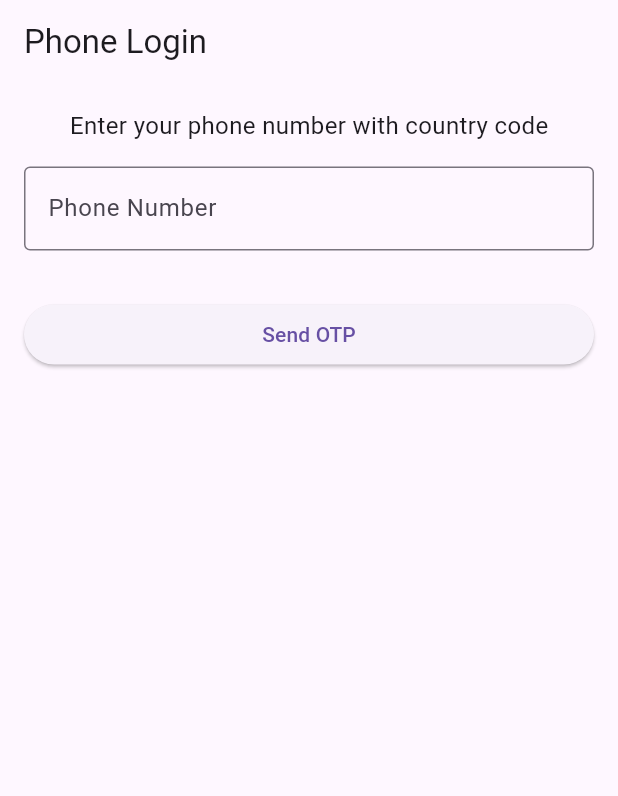
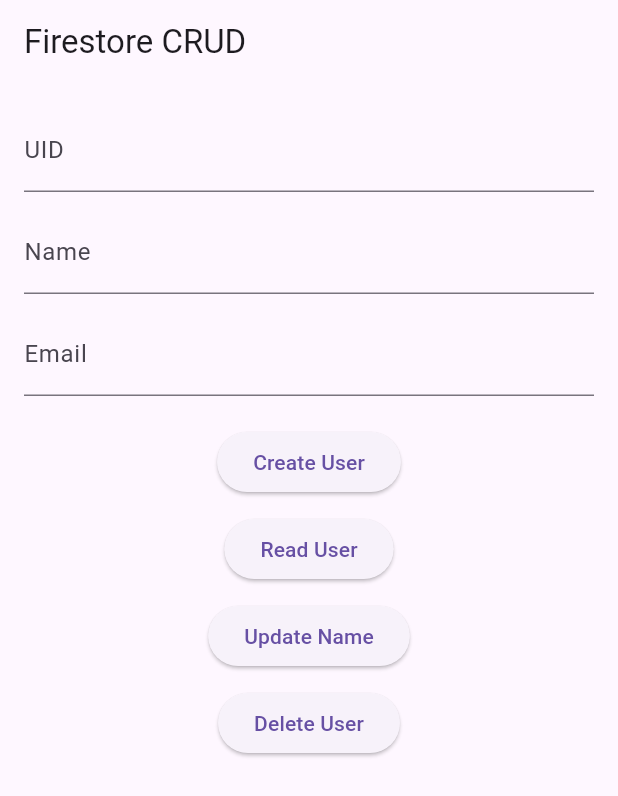
Before and after one commit to UmerFarooqJillani/Firebase-flutter-scratchpad, a Flutter app: the screen it shows after launch, on a phone screen of 412 x 824 dp. Shown: the top 796 px of the screen. Run offline on Flutter 3.47's test engine with Material 3 defaults, Android fonts, the phone set to English and light mode, and no system bars; our stand-ins replace cloud_firestore, firebase_auth, firebase_core, flutter_riverpod; missing offline and left inert: firebase_app_check; accounts and stored records are empty.

Commit message:
Add the Complete CRUD Operation with implementation

```diff
--- /dev/null
+++ b/lib/features/firestore_learning/application/firestore_provider.dart
@@ -0,0 +1,19 @@
+import 'package:firebase_scratchpad/features/firestore_learning/data/firestore_repository.dart';
+import 'package:firebase_scratchpad/services/firebase/firestore_service.dart';
+import 'package:flutter_riverpod/flutter_riverpod.dart';
+import 'package:cloud_firestore/cloud_firestore.dart';
+
+// Provider
+final firestoreProvider = Provider<FirebaseFirestore>((ref) {
+  return FirebaseFirestore.instance;
+});
+
+// Service Provider
+final firestoreServiceProvider = Provider<FirestoreService>((ref) {
+  return FirestoreService(ref.read(firestoreProvider));
+});
+
+// Repository Provider
+final firestoreRepositoryProvider = Provider<FirestoreRepository>((ref) {
+  return FirestoreRepository(ref.read(firestoreServiceProvider));
+});
--- /dev/null
+++ b/lib/features/firestore_learning/data/firestore_repository.dart
@@ -0,0 +1,40 @@
+import 'package:firebase_scratchpad/models/user_profile.dart';
+import 'package:firebase_scratchpad/services/firebase/firestore_service.dart';
+
+class FirestoreRepository {
+  final FirestoreService service;
+
+  FirestoreRepository(this.service);
+
+  // Create
+  // Future<void> createUser({
+  //   required String uid,
+  //   required String name,
+  //   required String email,
+  // }) {
+  //   return service.createUser(uid: uid, name: name, email: email);
+  // }
+  // With user Model
+  Future<void> createUser(UserProfileModel user) {
+    return service.createUser(user);
+  }
+
+  // Read
+  // Future<Map<String, dynamic>?> getUser(String uid) {
+  //   return service.getUser(uid);
+  // }
+  // with user Model
+  Future<UserProfileModel?> getUser(String uid) {
+    return service.getUser(uid);
+  }
+
+  // Update
+  Future<void> updateUserName({required String uid, required String name}) {
+    return service.updateUserName(uid: uid, name: name);
+  }
+
+  // Delete
+  Future<void> deleteUser(String uid) {
+    return service.deleteUser(uid);
+  }
+}
--- /dev/null
+++ b/lib/features/firestore_learning/presentation/firestore_crud_screen.dart
@@ -0,0 +1,154 @@
+import 'package:flutter/material.dart';
+import 'package:flutter_riverpod/flutter_riverpod.dart';
+
+import 'package:firebase_scratchpad/models/user_profile.dart';
+import 'package:firebase_scratchpad/features/firestore_learning/application/firestore_provider.dart';
+
+class FirestoreCrudScreen extends ConsumerStatefulWidget {
+  const FirestoreCrudScreen({super.key});
+
+  @override
+  ConsumerState<FirestoreCrudScreen> createState() =>
+      _FirestoreCrudScreenState();
+}
+
+class _FirestoreCrudScreenState extends ConsumerState<FirestoreCrudScreen> {
+  // Input Fields Controllers
+  final uidController = TextEditingController();
+  final nameController = TextEditingController();
+  final emailController = TextEditingController();
+
+  UserProfileModel? loadedUser; // Declare Object
+
+  @override
+  void dispose() {
+    uidController.dispose();
+    nameController.dispose();
+    emailController.dispose();
+    super.dispose();
+  }
+
+  @override
+  Widget build(BuildContext context) {
+    final repository = ref.read(firestoreRepositoryProvider);
+
+    return Scaffold(
+      appBar: AppBar(title: const Text('Firestore CRUD')),
+      body: SingleChildScrollView(
+        padding: const EdgeInsets.all(16),
+        child: Column(
+          children: [
+            // ID
+            TextField(
+              controller: uidController,
+              decoration: const InputDecoration(labelText: 'UID'),
+            ),
+
+            const SizedBox(height: 12),
+            // Name
+            TextField(
+              controller: nameController,
+              decoration: const InputDecoration(labelText: 'Name'),
+            ),
+
+            const SizedBox(height: 12),
+            //Email
+            TextField(
+              controller: emailController,
+              decoration: const InputDecoration(labelText: 'Email'),
+            ),
+
+            const SizedBox(height: 20),
+            // Create
+            ElevatedButton(
+              onPressed: () async {
+                final user = UserProfileModel(
+                  id: uidController.text.trim(),
+                  name: nameController.text.trim(),
+                  email: emailController.text.trim(),
+                );
+
+                await repository.createUser(user);
+
+                if (!context.mounted) return;
+
+                ScaffoldMessenger.of(
+                  context,
+                ).showSnackBar(const SnackBar(content: Text('User Created')));
+              },
+              child: const Text('Create User'),
+            ),
+
+            const SizedBox(height: 10),
+            // READ
+            ElevatedButton(
+              onPressed: () async {
+                final user = await repository.getUser(
+                  uidController.text.trim(),
+                );
+
+                setState(() {
+                  loadedUser = user;
+                });
+              },
+              child: const Text('Read User'),
+            ),
+
+            const SizedBox(height: 10),
+            // Update
+            ElevatedButton(
+              onPressed: () async {
+                await repository.updateUserName(
+                  uid: uidController.text.trim(),
+                  name: nameController.text.trim(),
+                );
+
+                if (!context.mounted) return;
+                ScaffoldMessenger.of(
+                  context,
+                ).showSnackBar(const SnackBar(content: Text('User Updated')));
+              },
+              child: const Text('Update Name'),
+            ),
+
+            const SizedBox(height: 10),
+            // Delete
+            ElevatedButton(
+              onPressed: () async {
+                await repository.deleteUser(uidController.text.trim());
+
+                setState(() {
+                  loadedUser = null;
+                });
+
+                if (!context.mounted) return;
+                ScaffoldMessenger.of(
+                  context,
+                ).showSnackBar(const SnackBar(content: Text('User Deleted')));
+              },
+              child: const Text('Delete User'),
+            ),
+
+            const SizedBox(height: 30),
+
+            if (loadedUser != null)
+              Card(
+                child: Padding(
+                  padding: const EdgeInsets.all(16),
+                  child: Column(
+                    children: [
+                      Text('ID: ${loadedUser!.id}'),
+
+                      Text('Name: ${loadedUser!.name}'),
+
+                      Text('Email: ${loadedUser!.email}'),
+                    ],
+                  ),
+                ),
+              ),
+          ],
+        ),
+      ),
+    );
+  }
+}
--- a/lib/main.dart
+++ b/lib/main.dart
@@ -3,7 +3,8 @@
 
 import 'package:firebase_scratchpad/services/firebase/firebase_initializer.dart';
 // import 'package:firebase_scratchpad/features/authentication/email_password_auth/presentation/signup_screen.dart';
-import 'package:firebase_scratchpad/features/authentication/phone_otp_auth/presentation/phone_login_screen.dart';
+// import 'package:firebase_scratchpad/features/authentication/phone_otp_auth/presentation/phone_login_screen.dart';
+import 'package:firebase_scratchpad/features/firestore_learning/presentation/firestore_crud_screen.dart';
 
 Future<void> main() async {
   WidgetsFlutterBinding.ensureInitialized();
@@ -25,7 +26,8 @@
       title: 'Flutter Demo',
       // home: Scaffold(body: Center(child: Text("data"))),
       // home: SignupScreen(),
-      home: PhoneLoginScreen(),
+      // home: PhoneLoginScreen(),
+      home: FirestoreCrudScreen(),
     );
   }
 }
--- /dev/null
+++ b/lib/models/user_profile.dart
@@ -0,0 +1,23 @@
+class UserProfileModel {
+  final String id;
+  final String name;
+  final String email;
+
+  const UserProfileModel({
+    required this.id,
+    required this.name,
+    required this.email,
+  });
+
+  Map<String, dynamic> toMap() {
+    return {'name': name, 'email': email};
+  }
+
+  factory UserProfileModel.fromMap(String id, Map<String, dynamic> map) {
+    return UserProfileModel(
+      id: id,
+      name: map['name'] ?? '',
+      email: map['email'] ?? '',
+    );
+  }
+}
--- /dev/null
+++ b/lib/services/firebase/firestore_service.dart
@@ -0,0 +1,56 @@
+import 'package:cloud_firestore/cloud_firestore.dart';
+import 'package:firebase_scratchpad/models/user_profile.dart';
+
+class FirestoreService {
+  final FirebaseFirestore firestore;
+
+  FirestoreService(this.firestore);
+
+  CollectionReference<Map<String, dynamic>> get usersCollection =>
+      firestore.collection('users');
+
+  // CREATE Operation
+  // ----------------
+  // Future<void> createUser({
+  //   required String uid,
+  //   required String name,
+  //   required String email,
+  // }) async {
+  //   await usersCollection.doc(uid).set({'name': name, 'email': email});
+  // }
+  // Using User Model
+  Future<void> createUser(UserProfileModel user) async {
+    await usersCollection.doc(user.id).set(user.toMap());
+  }
+
+  // READ Operation
+  // --------------
+  // Future<Map<String, dynamic>?> getUser(String uid) async {
+  //   final doc = await usersCollection.doc(uid).get();
+
+  //   return doc.data();
+  // }
+  // Using User Model
+  Future<UserProfileModel?> getUser(String uid) async {
+    final doc = await usersCollection.doc(uid).get();
+
+    if (!doc.exists || doc.data() == null) return null;
+
+    return UserProfileModel.fromMap(doc.id, doc.data()!);
+  }
+
+  // UPDATE Operation
+  // ----------------
+  Future<void> updateUserName({
+    required String uid,
+    required String name,
+  }) async {
+    await usersCollection.doc(uid).update({'name': name});
+  }
+
+  // DELETE Operation
+  // ----------------
+  Future<void> deleteUser(String uid) async {
+    await usersCollection.doc(uid).delete();
+  }
+}
```
Also changed, not shown: 1 other file.
